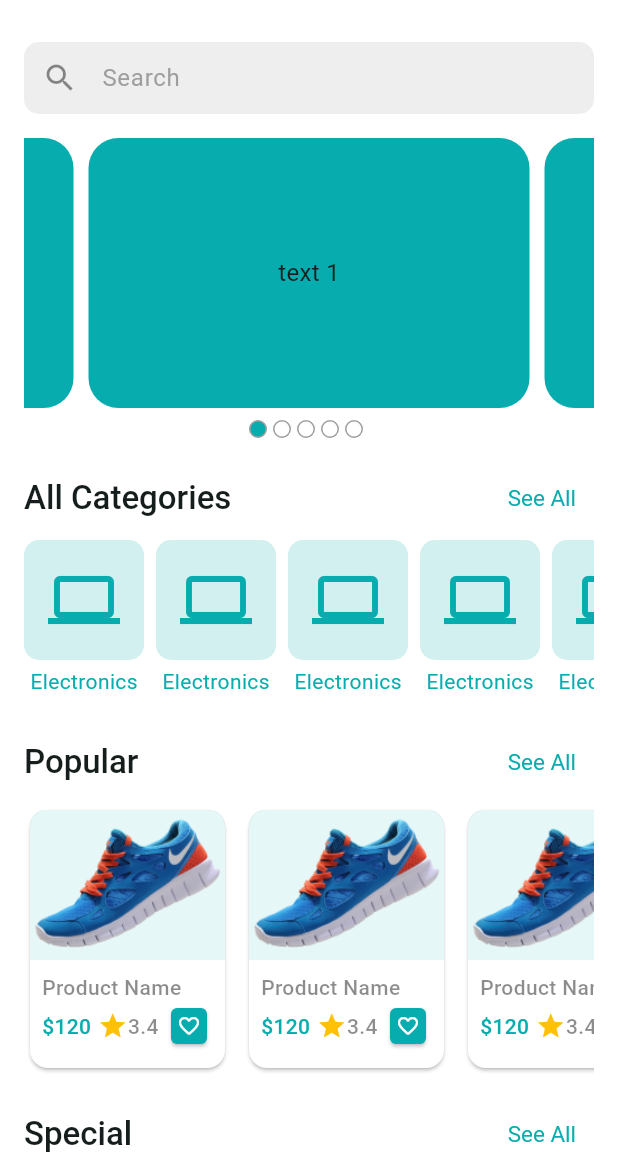
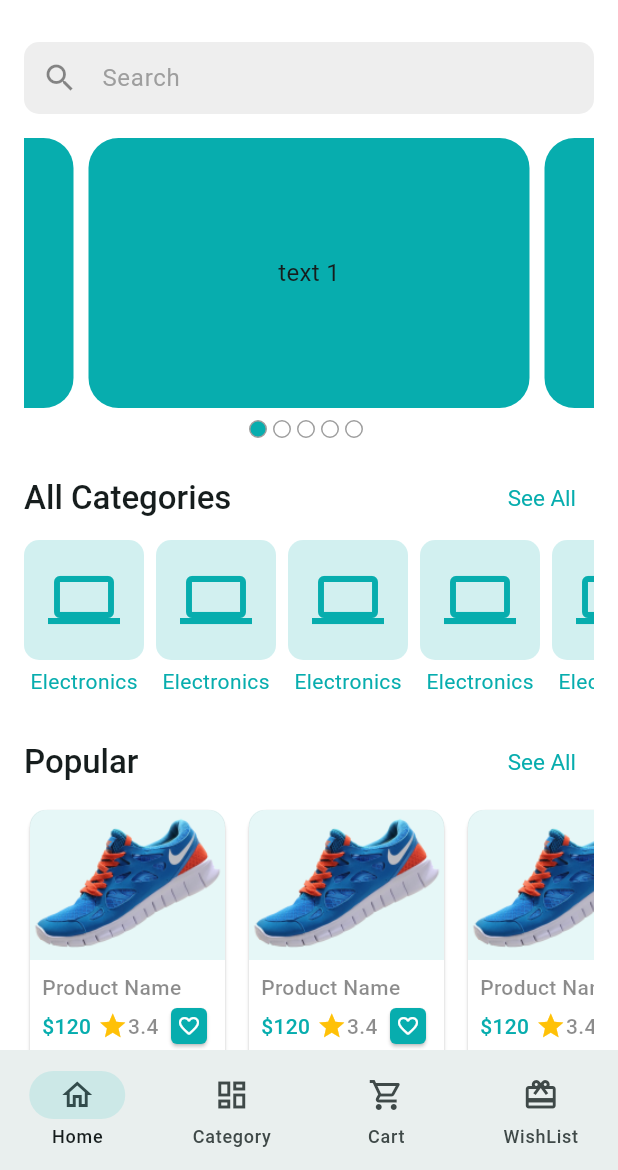
Before and after one commit to Jahid01234/Crafty-Bay, a Flutter app: the screen it shows after launch, on a phone screen of 412 x 824 dp, the part 66-1236 px from its top. Run offline on Flutter 3.47's test engine with Material 3 defaults, Android fonts, the light colour scheme and no system bars; drawn by our look-alikes of carousel_slider; our stand-ins replace flutter_svg, get, pin_code_fields.

Commit message:
-add MainBottomNav screen , cart screen,wish list screen

```diff
--- a/lib/app.dart
+++ b/lib/app.dart
@@ -1,3 +1,4 @@
+import 'package:crafty_bay/controller_binder.dart';
 import 'package:crafty_bay/presentation/ui/screens/splash_screen.dart';
 import 'package:crafty_bay/presentation/ui/utils/colors/app_colors.dart';
 import 'package:flutter/material.dart';
@@ -12,6 +13,7 @@ class CraftyBayApp extends StatelessWidget {
       title: 'Crafty Bay Ecommerce App',
       debugShowCheckedModeBanner: false,
       home: const SplashScreen(),
+      initialBinding: ControllerBinder(),
       theme: ThemeData(
         colorSchemeSeed: AppColors.themeColor,
         scaffoldBackgroundColor: AppColors.white,
--- /dev/null
+++ b/lib/controller_binder.dart
@@ -0,0 +1,10 @@
+import 'package:crafty_bay/presentation/state_holders/bottom_nav_bar_controller.dart';
+import 'package:get/get.dart';
+
+class ControllerBinder extends Bindings{
+  @override
+  void dependencies() {
+    Get.lazyPut(() => BottomNavBarController());
+  }
+
+}
--- /dev/null
+++ b/lib/presentation/state_holders/bottom_nav_bar_controller.dart
@@ -0,0 +1,21 @@
+import 'package:get/get.dart';
+
+class BottomNavBarController extends GetxController{
+  int _selectedIndex = 0 ;
+
+  int get selectedIndex => _selectedIndex;
+
+  void changeIndex(int index){
+    _selectedIndex = index;
+    update();
+  }
+
+  void selectCategory(){
+    changeIndex(1);
+  }
+
+  void backToHome(){
+    changeIndex(0);
+  }
+
+}
--- /dev/null
+++ b/lib/presentation/ui/screens/main_bottom_nav_screen.dart
@@ -0,0 +1,67 @@
+import 'package:crafty_bay/presentation/state_holders/bottom_nav_bar_controller.dart';
+import 'package:crafty_bay/presentation/ui/screens/cart_screen.dart';
+import 'package:crafty_bay/presentation/ui/screens/category_list_screen.dart';
+import 'package:crafty_bay/presentation/ui/screens/home_screen.dart';
+import 'package:crafty_bay/presentation/ui/screens/wishlist_screen.dart';
+import 'package:flutter/material.dart';
+import 'package:get/get.dart';
+
+class MainBottomNavScreen extends StatefulWidget {
+  const MainBottomNavScreen({super.key});
+
+  @override
+  State<MainBottomNavScreen> createState() => _MainBottomNavScreenState();
+}
+
+class _MainBottomNavScreenState extends State<MainBottomNavScreen> {
+
+  final BottomNavBarController _navBarController = Get.find<BottomNavBarController>();
+
+  final List<Widget> _screens = const[
+    HomeScreen(),
+    CategoryListScreen(),
+    CartScreen(),
+    WishListScreen()
+  ];
+
+  @override
+  Widget build(BuildContext context) {
+    return  GetBuilder<BottomNavBarController>(
+      builder: (_) {
+        return Scaffold(
+          body: _screens[_navBarController.selectedIndex],
+          bottomNavigationBar: NavigationBar(
+            selectedIndex: _navBarController.selectedIndex,
+            onDestinationSelected: _navBarController.changeIndex,
+            destinations: const [
+              NavigationDestination(
+                  icon: Icon(
+                    Icons.home_outlined,
+                  ),
+                  label: 'Home',
+              ),
+              NavigationDestination(
+                  icon: Icon(
+                    Icons.dashboard_outlined,
+                  ),
+                  label: 'Category',
+              ),
+              NavigationDestination(
+                  icon: Icon(
+                    Icons.shopping_cart_outlined,
+                  ),
+                  label: 'Cart',
+              ),
+              NavigationDestination(
+                  icon: Icon(
+                    Icons.card_giftcard_outlined,
+                  ),
+                  label: 'WishList',
+              ),
+            ],
+          ),
+        );
+      }
+    );
+  }
+}
--- a/lib/presentation/ui/screens/splash_screen.dart
+++ b/lib/presentation/ui/screens/splash_screen.dart
@@ -1,5 +1,6 @@
 import 'package:crafty_bay/presentation/ui/screens/email_verification_screen.dart';
 import 'package:crafty_bay/presentation/ui/screens/home_screen.dart';
+import 'package:crafty_bay/presentation/ui/screens/main_bottom_nav_screen.dart';
 import 'package:crafty_bay/presentation/ui/utils/colors/app_colors.dart';
 import 'package:crafty_bay/presentation/ui/utils/strings/app_string.dart';
 import 'package:crafty_bay/presentation/ui/widgets/app_logo_widget.dart';
@@ -19,7 +20,7 @@ class _SplashScreenState extends State<SplashScreen> {
     await Future.delayed(
       const Duration(seconds: 2),
       () {
-        Get.off(() => const HomeScreen());
+        Get.off(() => const MainBottomNavScreen());
       },
     );
   }
--- a/lib/presentation/ui/widgets/category_card.dart
+++ b/lib/presentation/ui/widgets/category_card.dart
@@ -1,5 +1,7 @@
+import 'package:crafty_bay/presentation/ui/screens/product_list_screen.dart';
 import 'package:crafty_bay/presentation/ui/utils/colors/app_colors.dart';
 import 'package:flutter/material.dart';
+import 'package:get/get.dart';
 
 class CategoryCard extends StatelessWidget {
   const CategoryCard({
@@ -8,7 +10,14 @@ class CategoryCard extends StatelessWidget {
 
   @override
   Widget build(BuildContext context) {
-    return Column(
+    return GestureDetector(
+      onTap: (){
+        Get.to(()=>const ProductListScreen(
+            categoryName: 'Electronics',
+         ),
+        );
+      },
+      child: Column(
         children: [
           Container(
             padding: const EdgeInsets.all(16),
@@ -30,6 +39,7 @@ class CategoryCard extends StatelessWidget {
             ),
           ),
         ],
+      ),
     );
   }
 }
```
Also changed, not shown: lib/presentation/ui/screens/cart_screen.dart (added, +19 -0 lines), lib/presentation/ui/screens/category_list_screen.dart (+18 -1 lines), lib/presentation/ui/screens/home_screen.dart (+5 -3 lines), lib/presentation/ui/screens/product_list_screen.dart (added, +32 -0 lines), lib/presentation/ui/screens/wishlist_screen.dart (added, +49 -0 lines). Lines whose indentation alone changed are shown as unchanged.
